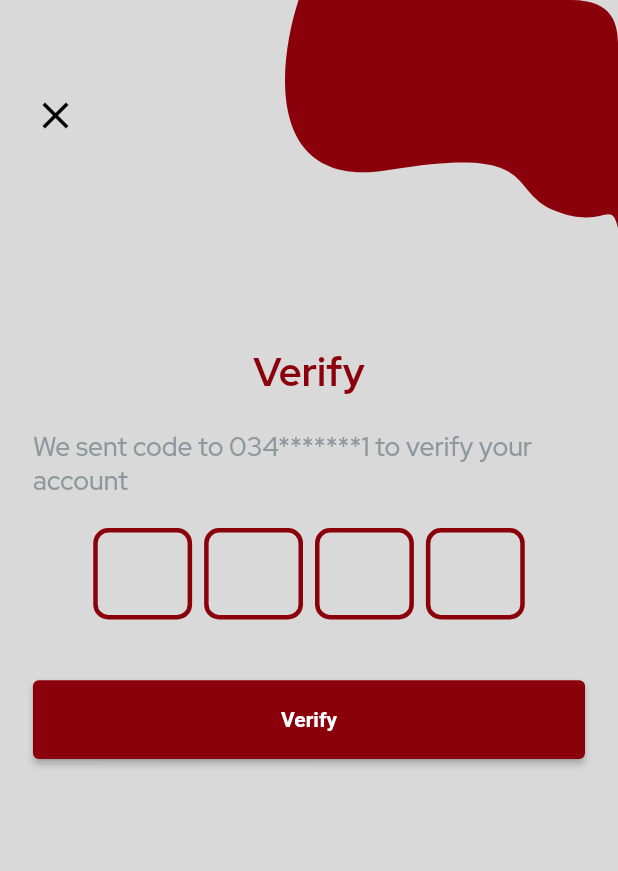
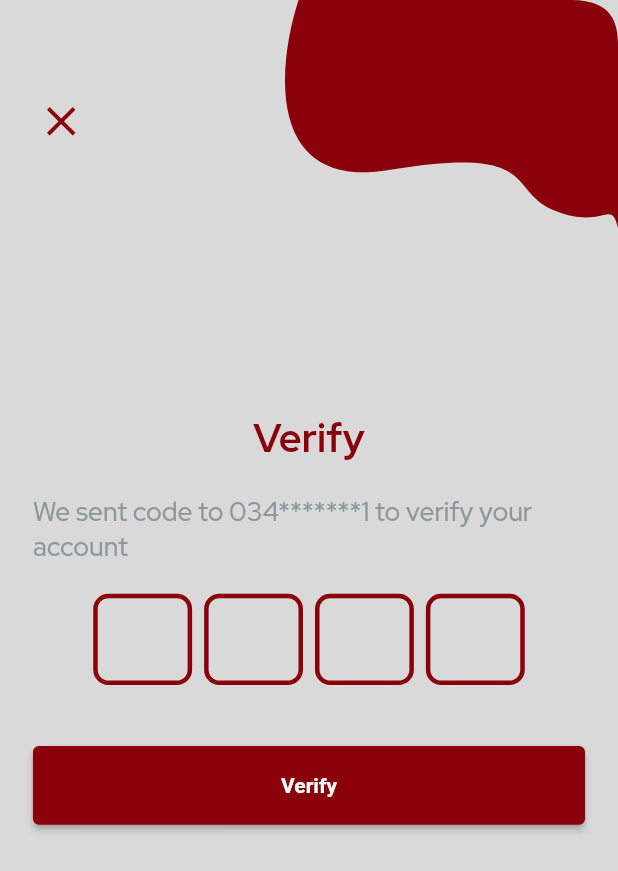
Before and after one commit to cwfaizan/nsdd, a Flutter app: the OtpPage screen opened by its route, on a phone screen of 412 x 824 dp. Shown: the top 871 px of the screen. Run offline on Flutter 3.47's test engine with Material 2 defaults, Android fonts, the phone set to English and light mode, and no system bars; drawn by our look-alikes of pinput; our stand-ins replace connectivity, dio, flutter_screenutil, flutter_svg, google_fonts, logger and 1 more; accounts and stored records are empty.

```diff
--- a/lib/pages/forget_password_page.dart
+++ b/lib/pages/forget_password_page.dart
@@ -19,7 +19,7 @@ class ForgetPasswordPage extends StatelessWidget {
             top: 0,
             right: 0,
             child: SvgPicture.asset(
-              FilePath.topRightCornerBg,
+              FilePath.topRightCornerBg(context),
               height: 152.h,
               width: 222.w,
             ),
--- a/lib/pages/login_page.dart
+++ b/lib/pages/login_page.dart
@@ -20,7 +20,7 @@ class LoginPage extends StatelessWidget {
             top: 0,
             right: 0,
             child: SvgPicture.asset(
-              FilePath.topRightCornerBg,
+              FilePath.topRightCornerBg(context),
               height: 152.h,
               width: 222.w,
             ),
--- a/lib/pages/otp_page.dart
+++ b/lib/pages/otp_page.dart
@@ -14,7 +14,7 @@ class OtpPage extends StatelessWidget {
       width: 60.w,
       height: 60.h,
       textStyle: TextStyle(
-        fontSize: 24,
+        fontSize: 24.sp,
         color: Theme.of(context).colorScheme.primary,
         fontWeight: FontWeight.bold,
       ),
@@ -23,7 +23,7 @@ class OtpPage extends StatelessWidget {
           color: Theme.of(context).colorScheme.primary,
           width: 3,
         ),
-        borderRadius: BorderRadius.circular(10),
+        borderRadius: BorderRadius.circular(10.r),
       ),
     );
 
@@ -32,7 +32,7 @@ class OtpPage extends StatelessWidget {
         color: Theme.of(context).colorScheme.secondary,
         width: 3,
       ),
-      borderRadius: BorderRadius.circular(8),
+      borderRadius: BorderRadius.circular(10.r),
     );
 
     final submittedPinTheme = defaultPinTheme.copyWith(
@@ -47,55 +47,37 @@ class OtpPage extends StatelessWidget {
             top: 0,
             right: 0,
             child: SvgPicture.asset(
-              FilePath.topRightCornerBg,
+              FilePath.topRightCornerBg(context),
             ),
           ),
           Positioned(
-            top: 50,
-            left: 10,
+            top: 50.h,
+            left: 10.w,
             child: InkWell(
               onTap: () {
                 Navigator.pop(context);
               },
-              child: const Padding(
-                  padding: EdgeInsets.all(12),
+              child: Padding(
+                padding: REdgeInsets.all(12.w),
                 child: Icon(
                   Icons.close,
-                    color: Colors.black,
-                    size: 30,
-                  )),
+                  color: Theme.of(context).primaryColor,
+                  size: 30.w,
                 ),
               ),
-          Positioned(
-            top: 200,
-            left: 0,
-            right: 0,
-            child: Container(
-              decoration: BoxDecoration(
-                color: Colors.transparent,
-                borderRadius: BorderRadius.only(
-                  topLeft: Radius.circular(25.r),
-                  topRight: Radius.circular(25.r),
             ),
           ),
-              height: MediaQuery.of(context).size.height / 1.9,
-              width: double.infinity,
-              margin: EdgeInsets.symmetric(
-                vertical: 15.h,
-              ),
-              padding: EdgeInsets.symmetric(
-                vertical: 15.h,
-                horizontal: 20.w,
-              ),
+          SafeArea(
+            child: Padding(
+              padding: kPagePadding,
+              child: Center(
                 child: SingleChildScrollView(
                   child: Column(
-                  crossAxisAlignment: CrossAxisAlignment.start,
+                    crossAxisAlignment: CrossAxisAlignment.center,
                     children: [
-                    Center(
-                      child: Text(
+                      Text(
                         'Verify',
                         style: Theme.of(context).textTheme.headline3,
-                      ),
                       ),
                       kPageItemSpacing,
                       Text(
@@ -105,9 +87,7 @@ class OtpPage extends StatelessWidget {
                             ),
                       ),
                       kPageItemSpacing,
-                    Align(
-                      alignment: Alignment.center,
-                      child: Pinput(
+                      Pinput(
                         defaultPinTheme: defaultPinTheme,
                         focusedPinTheme: focusedPinTheme,
                         submittedPinTheme: submittedPinTheme,
@@ -117,7 +97,6 @@ class OtpPage extends StatelessWidget {
                         pinputAutovalidateMode: PinputAutovalidateMode.onSubmit,
                         showCursor: true,
                         onCompleted: (pin) => print(pin),
-                      ),
                       ),
                       kPageItemSpacing2,
                       SizedBox(
@@ -132,6 +111,7 @@ class OtpPage extends StatelessWidget {
                 ),
               ),
             ),
+          ),
         ],
       ),
     );
--- a/lib/pages/signup_page.dart
+++ b/lib/pages/signup_page.dart
@@ -20,7 +20,7 @@ class SignupPage extends StatelessWidget {
             top: 0,
             right: 0,
             child: SvgPicture.asset(
-              FilePath.topRightCornerBg,
+              FilePath.topRightCornerBg(context),
               height: 152.h,
               width: 222.w,
             ),
@@ -34,7 +34,6 @@ class SignupPage extends StatelessWidget {
                     key: _globalKeySignupForm,
                     child: Column(
                       crossAxisAlignment: CrossAxisAlignment.start,
-                      mainAxisAlignment: MainAxisAlignment.center,
                       children: [
                         Text(
                           'Signup',
--- a/lib/utils/file_path.dart
+++ b/lib/utils/file_path.dart
@@ -1,3 +1,9 @@
+import 'package:flutter/material.dart';
+
 class FilePath {
-  static const String topRightCornerBg = 'assets/svgs/top_right_corner_bg.svg';
+  static String topRightCornerBg(BuildContext context) {
+    return Theme.of(context).brightness == Brightness.light
+        ? 'assets/svgs/top_right_corner_light_bg.svg'
+        : 'assets/svgs/top_right_corner_dark_bg.svg';
+  }
 }
--- a/pubspec.yaml
+++ b/pubspec.yaml
@@ -71,7 +71,7 @@ flutter:
   # To add assets to your application, add an assets section, like this:
   assets:
     - assets/svgs/
-    - assets/images/
+    # - assets/images/
   #   - images/a_dot_burr.jpeg
   #   - images/a_dot_ham.jpeg
 
```
Also changed, not shown: assets/svgs/top_right_corner_dark_bg.svg (added), assets/svgs/top_right_corner_light_bg.svg (renamed from assets/svgs/top_right_corner_bg.svg), lib/main.dart (line endings or trailing spaces). Lines whose indentation alone changed are shown as unchanged.
